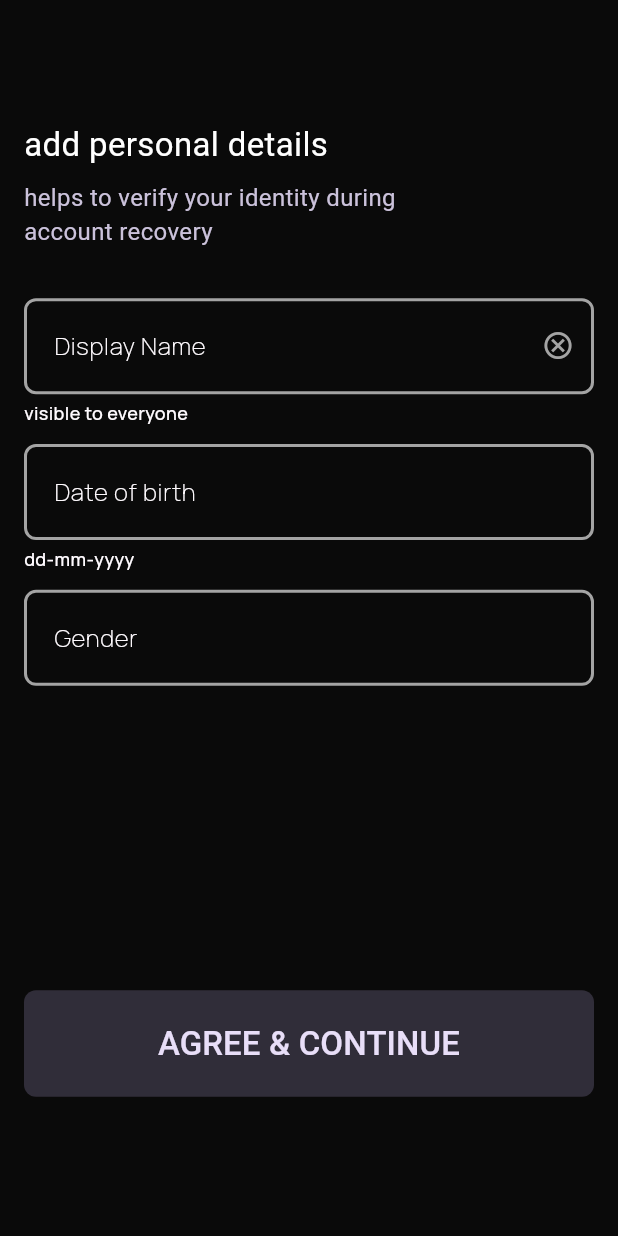
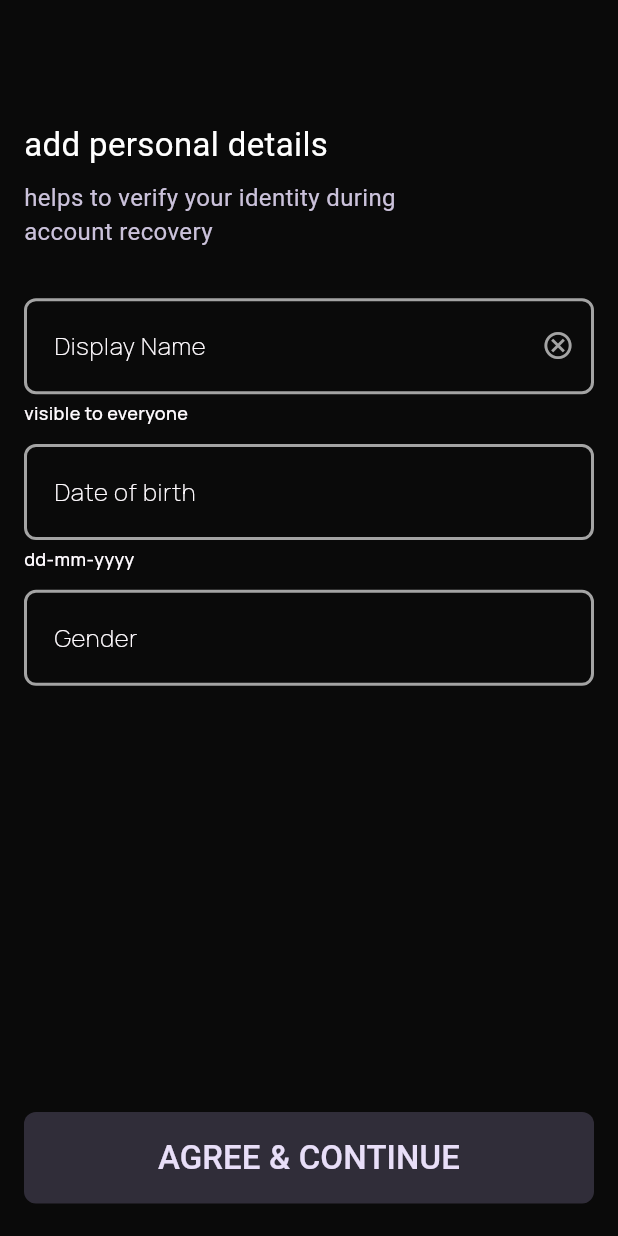
Before and after one commit to Ratnadeep01/healthypet, a Flutter app: the AddDetailsScreen screen opened directly, on a phone screen of 412 x 824 dp. Run offline on Flutter 3.47's test engine with Material 3 defaults, Android fonts, the phone set to English and light mode, and no system bars; our stand-ins replace flutter_screenutil, go_router, google_fonts.

Commit message:
go router implemented

```diff
--- a/lib/features/signup/views/addDetails/addDetailsscreen.dart
+++ b/lib/features/signup/views/addDetails/addDetailsscreen.dart
@@ -74,7 +74,7 @@ class AddDetailsScreen extends StatelessWidget {
               hint: 'Gender',
             ),
             SizedBox(
-              height: 200.h,
+              height: 280.h,
             ),
             const Center(child: AgreeButton())
           ],
--- a/lib/features/signup/views/addDetails/widgets/agreeButton_widget.dart
+++ b/lib/features/signup/views/addDetails/widgets/agreeButton_widget.dart
@@ -12,7 +12,7 @@ class AgreeButton extends StatelessWidget {
     return ElevatedButton(
       onPressed: () {},
       style: ButtonStyle(
-        minimumSize: WidgetStateProperty.all(Size(double.infinity, 70.h)),
+        minimumSize: WidgetStateProperty.all(Size(double.infinity, 60.h)),
         elevation: WidgetStateProperty.all(0),
         backgroundColor:
             WidgetStateProperty.all(Color(0xFF4A4458).withOpacity(0.6)),
--- a/lib/features/signup/views/login/loginscreen.dart
+++ b/lib/features/signup/views/login/loginscreen.dart
@@ -10,7 +10,7 @@ import '../../../../utils/constants/pet_icons.dart';
 import '../../controllers/login_controllers.dart';
 
 class LoginScreen extends StatelessWidget {
-  LoginScreen({super.key});
+  const LoginScreen({super.key});
 
   // LoginControllers loginControllers = LoginControllers();
 
@@ -93,7 +93,9 @@ class LoginScreen extends StatelessWidget {
               SizedBox(
                 height: 40.h,
               ),
-              const LoginButton(),
+              LoginButton(
+                context: context,
+              ),
               SizedBox(
                 height: 20.h,
               ),
--- a/lib/main.dart
+++ b/lib/main.dart
@@ -15,8 +15,7 @@ void main() async {
     //         messagingSenderId: "715381782528",
     //         appId: "1:715381782528:web:e323376d647085afbfc0e5",
     //         measurementId: "G-P8L5QGJC3C"));
-  } else {
-  }
+  } else {}
 
   runApp(const MyApp());
 }
--- /dev/null
+++ b/lib/router.dart
@@ -0,0 +1,47 @@
+import 'package:flutter/material.dart';
+import 'package:go_router/go_router.dart';
+
+import 'features/signup/views/addDetails/addDetailsscreen.dart';
+import 'features/signup/views/login/loginscreen.dart';
+import 'features/splash/views/splash/splashscreen.dart';
+
+class AppRouter {
+  static final GoRouter router = GoRouter(
+    initialLocation: '/',
+    routes: <GoRoute>[
+      GoRoute(
+        name: 'Splash',
+        path: '/',
+        pageBuilder: (context, state) => CustomTransitionPage(
+            transitionDuration: const Duration(seconds: 2),
+            child: const SplashScreen(),
+            transitionsBuilder:
+                (context, animation, secondaryAnimation, child) {
+              return ScaleTransition(
+                scale: animation,
+                child: child,
+              );
+            }),
+      ),
+      GoRoute(
+          name: 'login',
+          path: '/login',
+          pageBuilder: (context, state) => CustomTransitionPage(
+              transitionDuration: const Duration(seconds: 2),
+              child: const LoginScreen(),
+              transitionsBuilder:
+                  (context, animation, secondaryAnimation, child) {
+                return ScaleTransition(
+                  scale: animation,
+                  child: child,
+                );
+              })),
+      GoRoute(
+        name: 'addDetails',
+        path: '/addDetails',
+        pageBuilder: (context, state) =>
+            const MaterialPage(child: AddDetailsScreen()),
+      ),
+    ],
+  );
+}
--- a/pubspec.yaml
+++ b/pubspec.yaml
@@ -39,6 +39,8 @@ dependencies:
   flutter_icon_shadow:
   flutter_screenutil:
   google_fonts:
+  go_router:
+  page_transition:
 
 dev_dependencies:
   flutter_test:
```
Also changed, not shown: lib/app.dart (+9 -8 lines), lib/features/signup/views/login/widgets/loginButton.dart (+7 -2 lines), lib/features/splash/views/splash/splashscreen.dart (+14 -1 lines), pubspec.lock.
